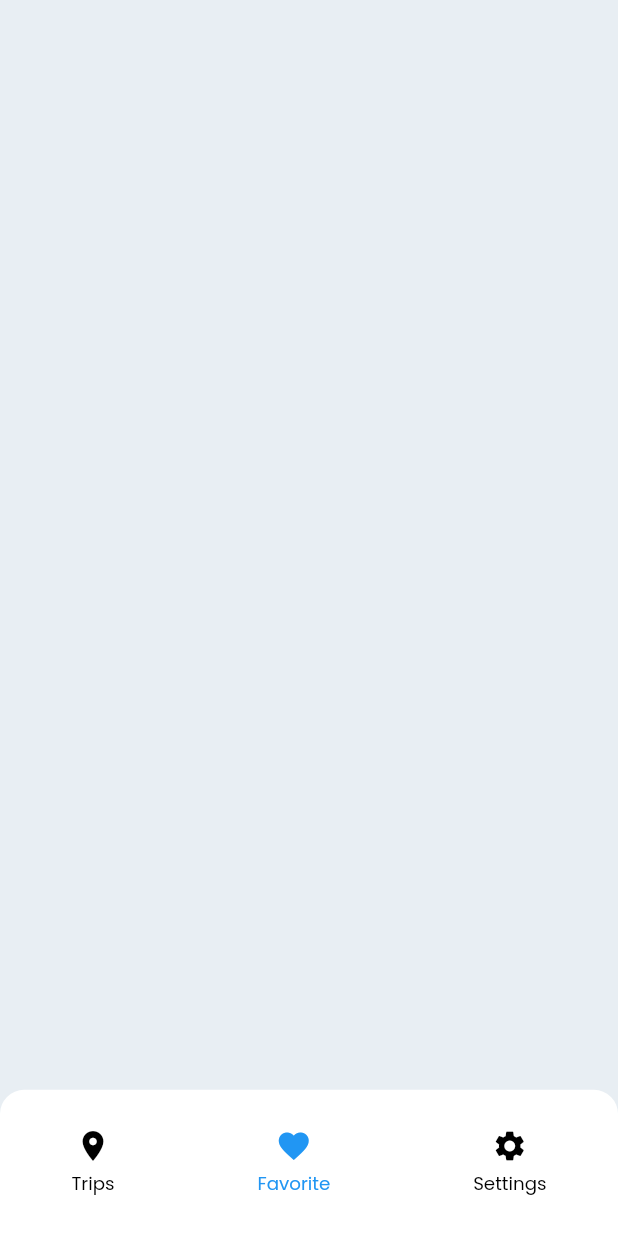
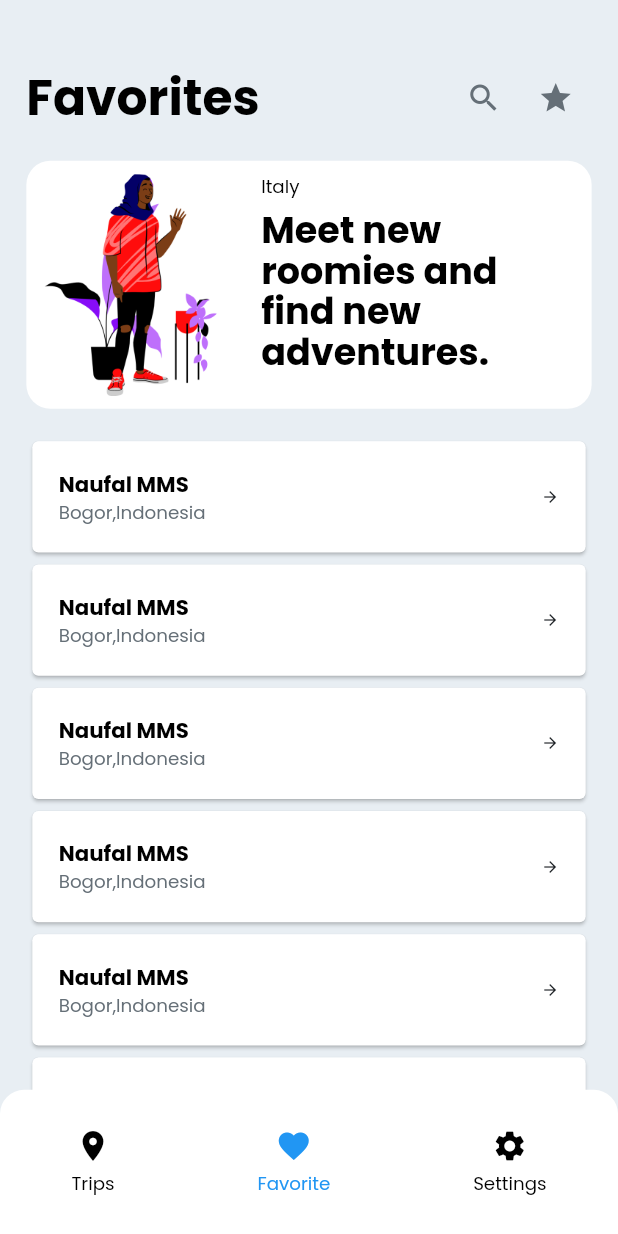
Before and after one commit to naufalmms/booking_app, a Flutter app: the screen it shows after launch, item 2 of the bottom bar chosen, on a phone screen of 412 x 824 dp. Run offline on Flutter 3.47's test engine with Material 2 defaults, Android fonts, the phone set to English and light mode, and no system bars; our stand-ins replace bloc, flutter_bloc, flutter_screenutil.

Commit message:
- Add Favorite component

```diff
--- /dev/null
+++ b/lib/presentation/pages/discover/favorite/component/favorite_header.dart
@@ -0,0 +1,46 @@
+import 'package:booking/config/config.dart';
+import 'package:booking/data/src/img_string.dart';
+import 'package:booking/utils/extension/double_extension.dart';
+import 'package:flutter/material.dart';
+import 'package:flutter_screenutil/flutter_screenutil.dart';
+
+class FavoriteHeader extends StatelessWidget {
+  const FavoriteHeader({Key? key}) : super(key: key);
+
+  @override
+  Widget build(BuildContext context) {
+    return Container(
+      margin: EdgeInsets.all(AppDimen.w16),
+      padding: EdgeInsets.all(AppDimen.w8),
+      height: 163.h,
+      decoration: BoxDecoration(
+        color: Colors.white,
+        borderRadius: BorderRadius.circular(16),
+      ),
+      child: Row(
+        children: [
+          Image.asset(ImgString.cittaPlants3),
+          24.0.width,
+          Expanded(
+            child: Column(
+              crossAxisAlignment: CrossAxisAlignment.start,
+              children: [
+                Text(
+                  "Italy",
+                  style: AppFont.paragraphSmall,
+                ),
+                8.0.height,
+                Text(
+                  "Meet new roomies and find new adventures.",
+                  style: AppFont.h4.copyWith(
+                    height: 1.1.sp,
+                  ),
+                ),
+              ],
+            ),
+          )
+        ],
+      ),
+    );
+  }
+}
--- /dev/null
+++ b/lib/presentation/pages/discover/favorite/component/favorite_list.dart
@@ -0,0 +1,55 @@
+import 'package:booking/config/config.dart';
+import 'package:flutter/material.dart';
+
+class FavoriteList extends StatelessWidget {
+  const FavoriteList({Key? key}) : super(key: key);
+
+  @override
+  Widget build(BuildContext context) {
+    return Expanded(
+      child: ListView.builder(
+        itemBuilder: (c, i) => _listItem(),
+        itemCount: 10,
+      ),
+    );
+  }
+
+  Widget _listItem() {
+    return Container(
+      margin: EdgeInsets.symmetric(
+        horizontal: AppDimen.w16,
+      ),
+      child: Card(
+        child: Padding(
+          padding: EdgeInsets.all(
+            AppDimen.w16,
+          ),
+          child: Row(
+            mainAxisAlignment: MainAxisAlignment.spaceBetween,
+            children: [
+              Column(
+                crossAxisAlignment: CrossAxisAlignment.start,
+                children: [
+                  Text(
+                    "Naufal MMS",
+                    style: AppFont.paragraphMediumBold,
+                  ),
+                  Text(
+                    "Bogor,Indonesia",
+                    style:
+                        AppFont.paragraphSmall.copyWith(color: AppColor.ink02),
+                  ),
+                ],
+              ),
+              const Icon(
+                Icons.arrow_forward,
+                color: AppColor.ink01,
+                size: 12,
+              ),
+            ],
+          ),
+        ),
+      ),
+    );
+  }
+}
--- /dev/null
+++ b/lib/presentation/pages/discover/favorite/component/favorite_title.dart
@@ -0,0 +1,42 @@
+import 'package:flutter/material.dart';
+
+import '../../../../../config/config.dart';
+
+class FavoriteTitle extends StatelessWidget {
+  const FavoriteTitle({Key? key}) : super(key: key);
+
+  @override
+  Widget build(BuildContext context) {
+    return Padding(
+      padding: EdgeInsets.only(
+        top: AppDimen.h60,
+        right: AppDimen.w16,
+        left: AppDimen.w16,
+      ),
+      child: Row(
+        mainAxisSize: MainAxisSize.min,
+        children: [
+          Text(
+            "Favorites",
+            style: AppFont.h3,
+          ),
+          const Expanded(child: SizedBox()),
+          IconButton(
+            onPressed: () {},
+            icon: const Icon(
+              Icons.search,
+              color: AppColor.ink02,
+            ),
+          ),
+          IconButton(
+            onPressed: () {},
+            icon: const Icon(
+              Icons.star,
+              color: AppColor.ink02,
+            ),
+          ),
+        ],
+      ),
+    );
+  }
+}
--- a/lib/presentation/pages/discover/favorite/favorite_view.dart
+++ b/lib/presentation/pages/discover/favorite/favorite_view.dart
@@ -1,6 +1,10 @@
+import 'package:booking/presentation/pages/discover/favorite/component/favorite_header.dart';
+import 'package:booking/presentation/pages/discover/favorite/component/favorite_list.dart';
+import 'package:booking/presentation/pages/discover/favorite/component/favorite_title.dart';
 import 'package:flutter/material.dart';
 import 'package:flutter_bloc/flutter_bloc.dart';
 
+import '../../../../config/config.dart';
 import 'favorite_cubit.dart';
 
 class FavoritePage extends StatelessWidget {
@@ -17,6 +21,15 @@ class FavoritePage extends StatelessWidget {
   Widget _buildPage(BuildContext context) {
     final cubit = BlocProvider.of<FavoriteCubit>(context);
 
-    return Container();
+    return Scaffold(
+      backgroundColor: AppColor.ink05,
+      body: Column(
+        children: const [
+          FavoriteTitle(),
+          FavoriteHeader(),
+          FavoriteList(),
+        ],
+      ),
+    );
   }
 }
--- a/lib/presentation/pages/discover/trips/component/trips_your_roomies.dart
+++ b/lib/presentation/pages/discover/trips/component/trips_your_roomies.dart
@@ -17,6 +17,7 @@ class TripsYourRoomies extends StatelessWidget {
       child: Column(
         children: [
           _header(),
+          20.0.height,
           _roomiesList(),
         ],
       ),
@@ -27,7 +28,7 @@ class TripsYourRoomies extends StatelessWidget {
     return Expanded(
       child: ListView.builder(
         itemBuilder: (c, i) => _roomiesItem(),
-        itemCount: 3,
+        itemCount: 4,
       ),
     );
   }
```
